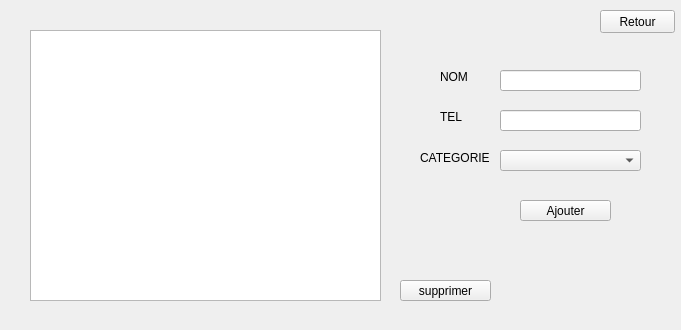
Above: fournisseur.ui from soumaya-nheri/Smart-Restaurant-2A27 before the change. Below: the same form after it.
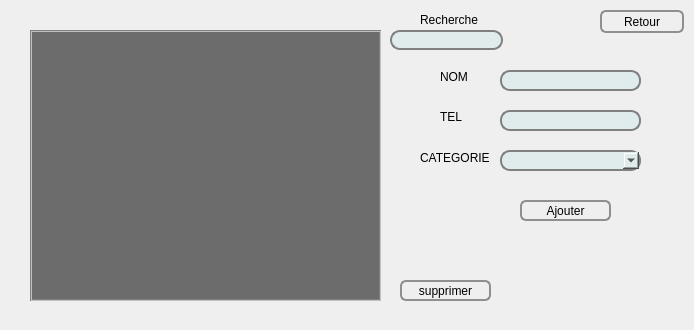
That is the form after the change. Icons and pictures are not drawn.

Diff of the .ui file:
```diff
--- a/fournisseur.ui
+++ b/fournisseur.ui
@@ -6,7 +6,7 @@
    <rect>
     <x>0</x>
     <y>0</y>
-    <width>681</width>
+    <width>694</width>
     <height>330</height>
    </rect>
   </property>
@@ -22,6 +22,50 @@
      <height>271</height>
     </rect>
    </property>
+   <property name="styleSheet">
+    <string notr="true">/*QTableView Top left style */
+QTableView QTableCornerButton::section {
+   /*  background: red;
+    border: 2px outset red;*/
+    color: red;
+    background-color: rgb(64, 64, 64);
+    border: 5px solid #f6f7fa;
+    border-radius:0px;
+    border-color: rgb(64, 64, 64);
+ }
+
+ QTableView {
+         Color: white; /* text color in the table */
+         Gridline-color: black; /*The inner frame color*/
+         Background-color: rgb(108, 108, 108); /* background color in the table*/
+    alternate-background-color: rgb(64, 64, 64);
+         Selection-color: white; /* The text color of the selected area*/
+         Selection-background-color: rgb(77, 77, 77); /*The background color of the selected area*/
+    border: 2px groove gray;
+    border-radius: 0px;
+    padding: 2px 4px;
+}
+
+QHeaderView {
+    color: white;
+    font: bold 10pt;
+    background-color: rgb(108, 108, 108);
+    border: 0px solid rgb(144, 144, 144);
+    border:0px solid rgb(191,191,191);
+    border-left-color: rgba(255, 255, 255, 0);
+    border-top-color: rgba(255, 255, 255, 0);
+    border-radius:0px;
+    min-height:29px;
+}
+
+QHeaderView::section {
+    color: white;
+    background-color: rgb(64, 64, 64);
+    border: 5px solid #f6f7fa;
+    border-radius:0px;
+    border-color: rgb(64, 64, 64);
+}</string>
+   </property>
   </widget>
   <widget class="QLineEdit" name="lineEdit">
    <property name="geometry">
@@ -32,6 +76,95 @@
      <height>21</height>
     </rect>
    </property>
+   <property name="styleSheet">
+    <string notr="true">QPushButton {
+         border: 2px solid #8f8f91;
+         border-radius: 6px;
+         background-color: qlineargradient(x1: 0, y1: 0, x2: 0, y2: 1,
+                                           stop: 0 #f6f7fa, stop: 1 #dadbde);
+         min-width: 80px;
+     }
+
+     QPushButton:pressed {
+         background-color: qlineargradient(x1: 0, y1: 0, x2: 0, y2: 1,
+                                           stop: 0 #dadbde, stop: 1 #f6f7fa);
+     }
+
+     QPushButton:flat {
+         border: none; /* no border for a flat push button */
+     }
+
+     QPushButton:default {
+         border-color: navy; /* make the default button prominent */
+     }
+QPushButton::hover
+{
+	background-color: #09c1eb;
+
+}
+QPushButton::pressed
+{
+	background-color: #3d4ef2;
+
+}
+ QLineEdit,QDateTimeEdit {
+     border: 2px solid gray;
+     border-radius: 10px;
+     padding: 0 8px;
+     background: #e0ebeb	;
+     selection-background-color: darkgray;
+ }
+QComboBox {
+     border: 2px solid gray;
+     border-radius: 10px;
+     padding: 0 8px;
+     background: #e0ebeb	;
+     selection-background-color: darkgray;
+ }
+   QTabWidget::pane { /* The tab widget frame */
+         border-top: 2px solid #C2C7CB;
+     }
+
+     QTabWidget::tab-bar {
+         left: 5px; /* move to the right by 5px */
+     }
+
+     /* Style the tab using the tab sub-control. Note that
+         it reads QTabBar not QTabWidget */
+     QTabBar::tab {
+         background: qlineargradient(x1: 0, y1: 0, x2: 0, y2: 1,
+                                     stop: 0 #E1E1E1, stop: 0.4 #DDDDDD,
+                                     stop: 0.5 #D8D8D8, stop: 1.0 #D3D3D3);
+         border: 2px solid #C4C4C3;
+         border-bottom-color: #C2C7CB; /* same as the pane color */
+         border-top-left-radius: 4px;
+         border-top-right-radius: 4px;
+         min-width: 8ex;
+         padding: 2px;
+         width: 140px;
+     }
+
+     QTabBar::tab:selected, QTabBar::tab:hover {
+         background: qlineargradient(x1: 0, y1: 0, x2: 0, y2: 1,
+                                     stop: 0 #fafafa, stop: 0.4 #f4f4f4,
+                                     stop: 0.5 #e7e7e7, stop: 1.0 #fafafa);
+     }
+
+     QTabBar::tab:selected {
+         border-color: #9B9B9B;
+         border-bottom-color: #C2C7CB; /* same as pane color */
+     }
+
+     QTabBar::tab:!selected {
+         margin-top: 2px; /* make non-selected tabs look smaller */
+     }
+QTabBar::tab:selected
+{
+	background-color: /*qlineargradient(spread:repeat, x1:1, y1:0, x2:1, y2:1, stop:0 rgba(54, 197, 177, 255),stop:1 rgba(11, 135, 111, 255)); */#3a90a6;
+	color: #fff;
+
+}</string>
+   </property>
   </widget>
   <widget class="QLineEdit" name="lineEdit_2">
    <property name="geometry">
@@ -42,6 +175,95 @@
      <height>21</height>
     </rect>
    </property>
+   <property name="styleSheet">
+    <string notr="true">QPushButton {
+         border: 2px solid #8f8f91;
+         border-radius: 6px;
+         background-color: qlineargradient(x1: 0, y1: 0, x2: 0, y2: 1,
+                                           stop: 0 #f6f7fa, stop: 1 #dadbde);
+         min-width: 80px;
+     }
+
+     QPushButton:pressed {
+         background-color: qlineargradient(x1: 0, y1: 0, x2: 0, y2: 1,
+                                           stop: 0 #dadbde, stop: 1 #f6f7fa);
+     }
+
+     QPushButton:flat {
+         border: none; /* no border for a flat push button */
+     }
+
+     QPushButton:default {
+         border-color: navy; /* make the default button prominent */
+     }
+QPushButton::hover
+{
+	background-color: #09c1eb;
+
+}
+QPushButton::pressed
+{
+	background-color: #3d4ef2;
+
+}
+ QLineEdit,QDateTimeEdit {
+     border: 2px solid gray;
+     border-radius: 10px;
+     padding: 0 8px;
+     background: #e0ebeb	;
+     selection-background-color: darkgray;
+ }
+QComboBox {
+     border: 2px solid gray;
+     border-radius: 10px;
+     padding: 0 8px;
+     background: #e0ebeb	;
+     selection-background-color: darkgray;
+ }
+   QTabWidget::pane { /* The tab widget frame */
+         border-top: 2px solid #C2C7CB;
+     }
+
+     QTabWidget::tab-bar {
+         left: 5px; /* move to the right by 5px */
+     }
+
+     /* Style the tab using the tab sub-control. Note that
+         it reads QTabBar not QTabWidget */
+     QTabBar::tab {
+         background: qlineargradient(x1: 0, y1: 0, x2: 0, y2: 1,
+                                     stop: 0 #E1E1E1, stop: 0.4 #DDDDDD,
+                                     stop: 0.5 #D8D8D8, stop: 1.0 #D3D3D3);
+         border: 2px solid #C4C4C3;
+         border-bottom-color: #C2C7CB; /* same as the pane color */
+         border-top-left-radius: 4px;
+         border-top-right-radius: 4px;
+         min-width: 8ex;
+         padding: 2px;
+         width: 140px;
+     }
+
+     QTabBar::tab:selected, QTabBar::tab:hover {
+         background: qlineargradient(x1: 0, y1: 0, x2: 0, y2: 1,
+                                     stop: 0 #fafafa, stop: 0.4 #f4f4f4,
+                                     stop: 0.5 #e7e7e7, stop: 1.0 #fafafa);
+     }
+
+     QTabBar::tab:selected {
+         border-color: #9B9B9B;
+         border-bottom-color: #C2C7CB; /* same as pane color */
+     }
+
+     QTabBar::tab:!selected {
+         margin-top: 2px; /* make non-selected tabs look smaller */
+     }
+QTabBar::tab:selected
+{
+	background-color: /*qlineargradient(spread:repeat, x1:1, y1:0, x2:1, y2:1, stop:0 rgba(54, 197, 177, 255),stop:1 rgba(11, 135, 111, 255)); */#3a90a6;
+	color: #fff;
+
+}</string>
+   </property>
   </widget>
   <widget class="QPushButton" name="pushButton">
    <property name="geometry">
@@ -52,6 +274,95 @@
      <height>21</height>
     </rect>
    </property>
+   <property name="styleSheet">
+    <string notr="true">QPushButton {
+         border: 2px solid #8f8f91;
+         border-radius: 6px;
+         background-color: qlineargradient(x1: 0, y1: 0, x2: 0, y2: 1,
+                                           stop: 0 #f6f7fa, stop: 1 #dadbde);
+         min-width: 80px;
+     }
+
+     QPushButton:pressed {
+         background-color: qlineargradient(x1: 0, y1: 0, x2: 0, y2: 1,
+                                           stop: 0 #dadbde, stop: 1 #f6f7fa);
+     }
+
+     QPushButton:flat {
+         border: none; /* no border for a flat push button */
+     }
+
+     QPushButton:default {
+         border-color: navy; /* make the default button prominent */
+     }
+QPushButton::hover
+{
+	background-color: #09c1eb;
+
+}
+QPushButton::pressed
+{
+	background-color: #3d4ef2;
+
+}
+ QLineEdit,QDateTimeEdit {
+     border: 2px solid gray;
+     border-radius: 10px;
+     padding: 0 8px;
+     background: #e0ebeb	;
+     selection-background-color: darkgray;
+ }
+QComboBox {
+     border: 2px solid gray;
+     border-radius: 10px;
+     padding: 0 8px;
+     background: #e0ebeb	;
+     selection-background-color: darkgray;
+ }
+   QTabWidget::pane { /* The tab widget frame */
+         border-top: 2px solid #C2C7CB;
+     }
+
+     QTabWidget::tab-bar {
+         left: 5px; /* move to the right by 5px */
+     }
+
+     /* Style the tab using the tab sub-control. Note that
+         it reads QTabBar not QTabWidget */
+     QTabBar::tab {
+         background: qlineargradient(x1: 0, y1: 0, x2: 0, y2: 1,
+                                     stop: 0 #E1E1E1, stop: 0.4 #DDDDDD,
+                                     stop: 0.5 #D8D8D8, stop: 1.0 #D3D3D3);
+         border: 2px solid #C4C4C3;
+         border-bottom-color: #C2C7CB; /* same as the pane color */
+         border-top-left-radius: 4px;
+         border-top-right-radius: 4px;
+         min-width: 8ex;
+         padding: 2px;
+         width: 140px;
+     }
+
+     QTabBar::tab:selected, QTabBar::tab:hover {
+         background: qlineargradient(x1: 0, y1: 0, x2: 0, y2: 1,
+                                     stop: 0 #fafafa, stop: 0.4 #f4f4f4,
+                                     stop: 0.5 #e7e7e7, stop: 1.0 #fafafa);
+     }
+
+     QTabBar::tab:selected {
+         border-color: #9B9B9B;
+         border-bottom-color: #C2C7CB; /* same as pane color */
+     }
+
+     QTabBar::tab:!selected {
+         margin-top: 2px; /* make non-selected tabs look smaller */
+     }
+QTabBar::tab:selected
+{
+	background-color: /*qlineargradient(spread:repeat, x1:1, y1:0, x2:1, y2:1, stop:0 rgba(54, 197, 177, 255),stop:1 rgba(11, 135, 111, 255)); */#3a90a6;
+	color: #fff;
+
+}</string>
+   </property>
    <property name="text">
     <string>Ajouter</string>
    </property>
@@ -65,6 +376,95 @@
      <height>21</height>
     </rect>
    </property>
+   <property name="styleSheet">
+    <string notr="true">QPushButton {
+         border: 2px solid #8f8f91;
+         border-radius: 6px;
+         background-color: qlineargradient(x1: 0, y1: 0, x2: 0, y2: 1,
+                                           stop: 0 #f6f7fa, stop: 1 #dadbde);
+         min-width: 80px;
+     }
+
+     QPushButton:pressed {
+         background-color: qlineargradient(x1: 0, y1: 0, x2: 0, y2: 1,
+                                           stop: 0 #dadbde, stop: 1 #f6f7fa);
+     }
+
+     QPushButton:flat {
+         border: none; /* no border for a flat push button */
+     }
+
+     QPushButton:default {
+         border-color: navy; /* make the default button prominent */
+     }
+QPushButton::hover
+{
+	background-color: #09c1eb;
+
+}
+QPushButton::pressed
+{
+	background-color: #3d4ef2;
+
+}
+ QLineEdit,QDateTimeEdit {
+     border: 2px solid gray;
+     border-radius: 10px;
+     padding: 0 8px;
+     background: #e0ebeb	;
+     selection-background-color: darkgray;
+ }
+QComboBox {
+     border: 2px solid gray;
+     border-radius: 10px;
+     padding: 0 8px;
+     background: #e0ebeb	;
+     selection-background-color: darkgray;
+ }
+   QTabWidget::pane { /* The tab widget frame */
+         border-top: 2px solid #C2C7CB;
+     }
+
+     QTabWidget::tab-bar {
+         left: 5px; /* move to the right by 5px */
+     }
+
+     /* Style the tab using the tab sub-control. Note that
+         it reads QTabBar not QTabWidget */
+     QTabBar::tab {
+         background: qlineargradient(x1: 0, y1: 0, x2: 0, y2: 1,
+                                     stop: 0 #E1E1E1, stop: 0.4 #DDDDDD,
+                                     stop: 0.5 #D8D8D8, stop: 1.0 #D3D3D3);
+         border: 2px solid #C4C4C3;
+         border-bottom-color: #C2C7CB; /* same as the pane color */
+         border-top-left-radius: 4px;
+         border-top-right-radius: 4px;
+         min-width: 8ex;
+         padding: 2px;
+         width: 140px;
+     }
+
+     QTabBar::tab:selected, QTabBar::tab:hover {
+         background: qlineargradient(x1: 0, y1: 0, x2: 0, y2: 1,
+                                     stop: 0 #fafafa, stop: 0.4 #f4f4f4,
+                                     stop: 0.5 #e7e7e7, stop: 1.0 #fafafa);
+     }
+
+     QTabBar::tab:selected {
+         border-color: #9B9B9B;
+         border-bottom-color: #C2C7CB; /* same as pane color */
+     }
+
+     QTabBar::tab:!selected {
+         margin-top: 2px; /* make non-selected tabs look smaller */
+     }
+QTabBar::tab:selected
+{
+	background-color: /*qlineargradient(spread:repeat, x1:1, y1:0, x2:1, y2:1, stop:0 rgba(54, 197, 177, 255),stop:1 rgba(11, 135, 111, 255)); */#3a90a6;
+	color: #fff;
+
+}</string>
+   </property>
    <property name="text">
     <string>supprimer</string>
    </property>
@@ -78,6 +478,95 @@
      <height>21</height>
     </rect>
    </property>
+   <property name="styleSheet">
+    <string notr="true">QPushButton {
+         border: 2px solid #8f8f91;
+         border-radius: 6px;
+         background-color: qlineargradient(x1: 0, y1: 0, x2: 0, y2: 1,
+                                           stop: 0 #f6f7fa, stop: 1 #dadbde);
+         min-width: 80px;
+     }
+
+     QPushButton:pressed {
+         background-color: qlineargradient(x1: 0, y1: 0, x2: 0, y2: 1,
+                                           stop: 0 #dadbde, stop: 1 #f6f7fa);
+     }
+
+     QPushButton:flat {
+         border: none; /* no border for a flat push button */
+     }
+
+     QPushButton:default {
+         border-color: navy; /* make the default button prominent */
+     }
+QPushButton::hover
+{
+	background-color: #09c1eb;
+
+}
+QPushButton::pressed
+{
+	background-color: #3d4ef2;
+
+}
+ QLineEdit,QDateTimeEdit {
+     border: 2px solid gray;
+     border-radius: 10px;
+     padding: 0 8px;
+     background: #e0ebeb	;
+     selection-background-color: darkgray;
+ }
+QComboBox {
+     border: 2px solid gray;
+     border-radius: 10px;
+     padding: 0 8px;
+     background: #e0ebeb	;
+     selection-background-color: darkgray;
+ }
+   QTabWidget::pane { /* The tab widget frame */
+         border-top: 2px solid #C2C7CB;
+     }
+
+     QTabWidget::tab-bar {
+         left: 5px; /* move to the right by 5px */
+     }
+
+     /* Style the tab using the tab sub-control. Note that
+         it reads QTabBar not QTabWidget */
+     QTabBar::tab {
+         background: qlineargradient(x1: 0, y1: 0, x2: 0, y2: 1,
+                                     stop: 0 #E1E1E1, stop: 0.4 #DDDDDD,
+                                     stop: 0.5 #D8D8D8, stop: 1.0 #D3D3D3);
+         border: 2px solid #C4C4C3;
+         border-bottom-color: #C2C7CB; /* same as the pane color */
+         border-top-left-radius: 4px;
+         border-top-right-radius: 4px;
+         min-width: 8ex;
+         padding: 2px;
+         width: 140px;
+     }
+
+     QTabBar::tab:selected, QTabBar::tab:hover {
+         background: qlineargradient(x1: 0, y1: 0, x2: 0, y2: 1,
+                                     stop: 0 #fafafa, stop: 0.4 #f4f4f4,
+                                     stop: 0.5 #e7e7e7, stop: 1.0 #fafafa);
+     }
+
+     QTabBar::tab:selected {
+         border-color: #9B9B9B;
+         border-bottom-color: #C2C7CB; /* same as pane color */
+     }
+
+     QTabBar::tab:!selected {
+         margin-top: 2px; /* make non-selected tabs look smaller */
+     }
+QTabBar::tab:selected
+{
+	background-color: /*qlineargradient(spread:repeat, x1:1, y1:0, x2:1, y2:1, stop:0 rgba(54, 197, 177, 255),stop:1 rgba(11, 135, 111, 255)); */#3a90a6;
+	color: #fff;
+
+}</string>
+   </property>
   </widget>
   <widget class="QLabel" name="label">
    <property name="geometry">
@@ -123,13 +612,218 @@
     <rect>
      <x>600</x>
      <y>10</y>
-     <width>75</width>
+     <width>84</width>
      <height>23</height>
     </rect>
    </property>
+   <property name="styleSheet">
+    <string notr="true">QPushButton {
+         border: 2px solid #8f8f91;
+         border-radius: 6px;
+         background-color: qlineargradient(x1: 0, y1: 0, x2: 0, y2: 1,
+                                           stop: 0 #f6f7fa, stop: 1 #dadbde);
+         min-width: 80px;
+     }
+
+     QPushButton:pressed {
+         background-color: qlineargradient(x1: 0, y1: 0, x2: 0, y2: 1,
+                                           stop: 0 #dadbde, stop: 1 #f6f7fa);
+     }
+
+     QPushButton:flat {
+         border: none; /* no border for a flat push button */
+     }
+
+     QPushButton:default {
+         border-color: navy; /* make the default button prominent */
+     }
+QPushButton::hover
+{
+	background-color: #09c1eb;
+
+}
+QPushButton::pressed
+{
+	background-color: #3d4ef2;
+
+}
+ QLineEdit,QDateTimeEdit {
+     border: 2px solid gray;
+     border-radius: 10px;
+     padding: 0 8px;
+     background: #e0ebeb	;
+     selection-background-color: darkgray;
+ }
+QComboBox {
+     border: 2px solid gray;
+     border-radius: 10px;
+     padding: 0 8px;
+     background: #e0ebeb	;
+     selection-background-color: darkgray;
+ }
+   QTabWidget::pane { /* The tab widget frame */
+         border-top: 2px solid #C2C7CB;
+     }
+
+     QTabWidget::tab-bar {
+         left: 5px; /* move to the right by 5px */
+     }
+
+     /* Style the tab using the tab sub-control. Note that
+         it reads QTabBar not QTabWidget */
+     QTabBar::tab {
+         background: qlineargradient(x1: 0, y1: 0, x2: 0, y2: 1,
+                                     stop: 0 #E1E1E1, stop: 0.4 #DDDDDD,
+                                     stop: 0.5 #D8D8D8, stop: 1.0 #D3D3D3);
+         border: 2px solid #C4C4C3;
+         border-bottom-color: #C2C7CB; /* same as the pane color */
+         border-top-left-radius: 4px;
+         border-top-right-radius: 4px;
+         min-width: 8ex;
+         padding: 2px;
+         width: 140px;
+     }
+
+     QTabBar::tab:selected, QTabBar::tab:hover {
+         background: qlineargradient(x1: 0, y1: 0, x2: 0, y2: 1,
+                                     stop: 0 #fafafa, stop: 0.4 #f4f4f4,
+                                     stop: 0.5 #e7e7e7, stop: 1.0 #fafafa);
+     }
+
+     QTabBar::tab:selected {
+         border-color: #9B9B9B;
+         border-bottom-color: #C2C7CB; /* same as pane color */
+     }
+
+     QTabBar::tab:!selected {
+         margin-top: 2px; /* make non-selected tabs look smaller */
+     }
+QTabBar::tab:selected
+{
+	background-color: /*qlineargradient(spread:repeat, x1:1, y1:0, x2:1, y2:1, stop:0 rgba(54, 197, 177, 255),stop:1 rgba(11, 135, 111, 255)); */#3a90a6;
+	color: #fff;
+
+}</string>
+   </property>
    <property name="text">
     <string>Retour</string>
    </property>
+   <property name="icon">
+    <iconset resource="Ressource.qrc">
+     <normaloff>:/new/prefix1/attachments (4)/return.png</normaloff>:/new/prefix1/attachments (4)/return.png</iconset>
+   </property>
+  </widget>
+  <widget class="QLineEdit" name="recherche">
+   <property name="geometry">
+    <rect>
+     <x>390</x>
+     <y>30</y>
+     <width>113</width>
+     <height>20</height>
+    </rect>
+   </property>
+   <property name="styleSheet">
+    <string notr="true">QPushButton {
+         border: 2px solid #8f8f91;
+         border-radius: 6px;
+         background-color: qlineargradient(x1: 0, y1: 0, x2: 0, y2: 1,
+                                           stop: 0 #f6f7fa, stop: 1 #dadbde);
+         min-width: 80px;
+     }
+
+     QPushButton:pressed {
+         background-color: qlineargradient(x1: 0, y1: 0, x2: 0, y2: 1,
+                                           stop: 0 #dadbde, stop: 1 #f6f7fa);
+     }
+
+     QPushButton:flat {
+         border: none; /* no border for a flat push button */
+     }
+
+     QPushButton:default {
+         border-color: navy; /* make the default button prominent */
+     }
+QPushButton::hover
+{
+	background-color: #09c1eb;
+
+}
+QPushButton::pressed
+{
+	background-color: #3d4ef2;
+
+}
+ QLineEdit,QDateTimeEdit {
+     border: 2px solid gray;
+     border-radius: 10px;
+     padding: 0 8px;
+     background: #e0ebeb	;
+     selection-background-color: darkgray;
+ }
+QComboBox {
+     border: 2px solid gray;
+     border-radius: 10px;
+     padding: 0 8px;
+     background: #e0ebeb	;
+     selection-background-color: darkgray;
+ }
+   QTabWidget::pane { /* The tab widget frame */
+         border-top: 2px solid #C2C7CB;
+     }
+
+     QTabWidget::tab-bar {
+         left: 5px; /* move to the right by 5px */
+     }
+
+     /* Style the tab using the tab sub-control. Note that
+         it reads QTabBar not QTabWidget */
+     QTabBar::tab {
+         background: qlineargradient(x1: 0, y1: 0, x2: 0, y2: 1,
+                                     stop: 0 #E1E1E1, stop: 0.4 #DDDDDD,
+                                     stop: 0.5 #D8D8D8, stop: 1.0 #D3D3D3);
+         border: 2px solid #C4C4C3;
+         border-bottom-color: #C2C7CB; /* same as the pane color */
+         border-top-left-radius: 4px;
+         border-top-right-radius: 4px;
+         min-width: 8ex;
+         padding: 2px;
+         width: 140px;
+     }
+
+     QTabBar::tab:selected, QTabBar::tab:hover {
+         background: qlineargradient(x1: 0, y1: 0, x2: 0, y2: 1,
+                                     stop: 0 #fafafa, stop: 0.4 #f4f4f4,
+                                     stop: 0.5 #e7e7e7, stop: 1.0 #fafafa);
+     }
+
+     QTabBar::tab:selected {
+         border-color: #9B9B9B;
+         border-bottom-color: #C2C7CB; /* same as pane color */
+     }
+
+     QTabBar::tab:!selected {
+         margin-top: 2px; /* make non-selected tabs look smaller */
+     }
+QTabBar::tab:selected
+{
+	background-color: /*qlineargradient(spread:repeat, x1:1, y1:0, x2:1, y2:1, stop:0 rgba(54, 197, 177, 255),stop:1 rgba(11, 135, 111, 255)); */#3a90a6;
+	color: #fff;
+
+}</string>
+   </property>
+  </widget>
+  <widget class="QLabel" name="label_4">
+   <property name="geometry">
+    <rect>
+     <x>420</x>
+     <y>10</y>
+     <width>61</width>
+     <height>20</height>
+    </rect>
+   </property>
+   <property name="text">
+    <string>Recherche</string>
+   </property>
   </widget>
  </widget>
  <resources/>
```
Left out of the diff: 12 changed lines with no effect on the pictures.
